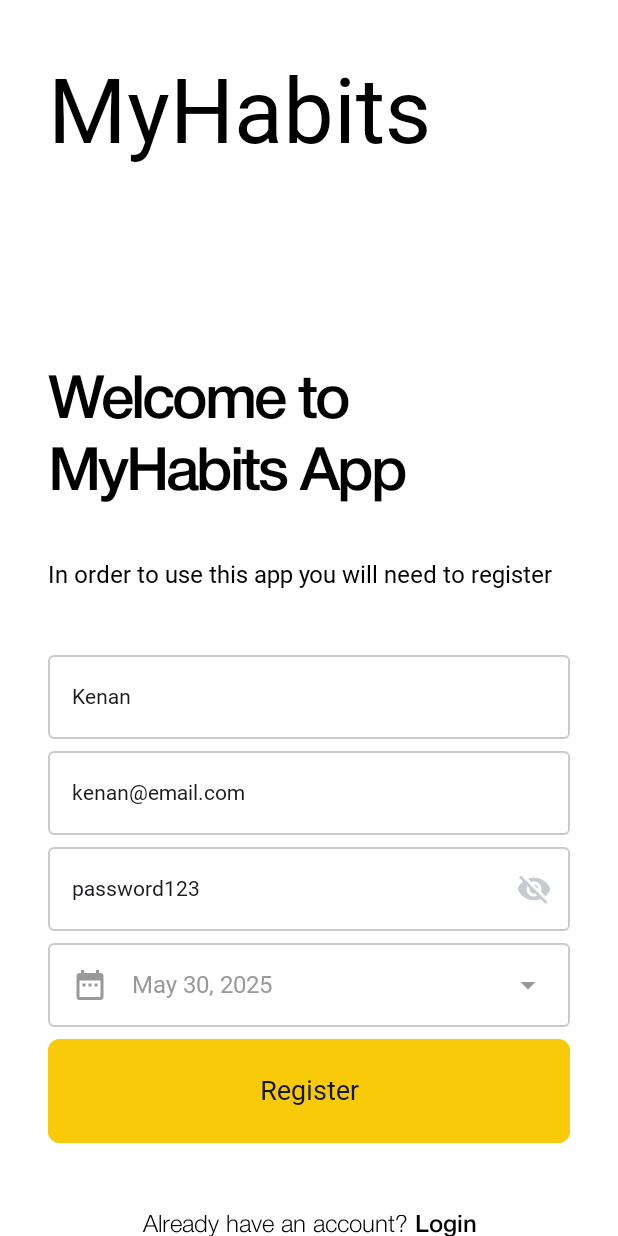
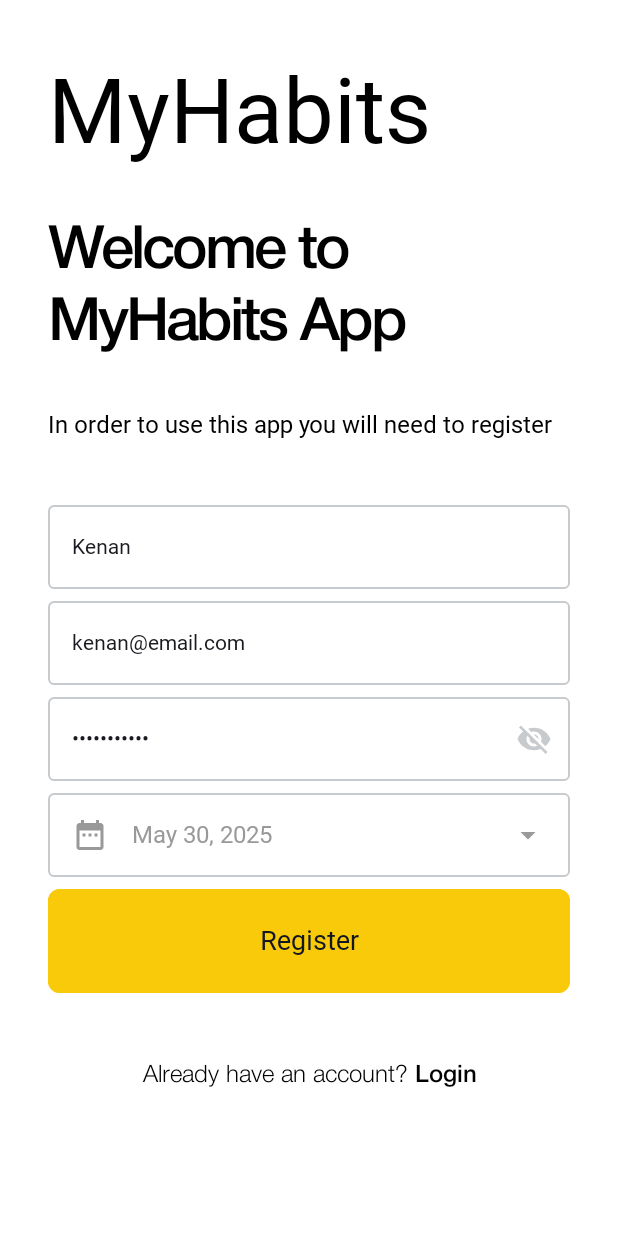
Before and after one commit to kenansultanic/android-habits-app, an Android app built with Jetpack Compose: the @Preview function RegisterScreenPreview, on a phone screen of 412 x 824 dp. Run offline under Robolectric (Android 15) with nearby library versions, the phone set to English and light mode, and no system bars; Roboto replaces fonts that are not available here.

Commit message:
Password field bug fix

```diff
--- a/app/src/main/java/ba/kenan/myhabits/presentation/ui/components/CustomTextField.kt
+++ b/app/src/main/java/ba/kenan/myhabits/presentation/ui/components/CustomTextField.kt
@@ -22,7 +22,9 @@ import androidx.compose.ui.Modifier
 import androidx.compose.ui.res.dimensionResource
 import androidx.compose.ui.res.stringResource
 import androidx.compose.ui.text.font.FontWeight
+import androidx.compose.ui.text.input.PasswordVisualTransformation
 import androidx.compose.ui.text.input.TextFieldValue
+import androidx.compose.ui.text.input.VisualTransformation
 import androidx.compose.ui.tooling.preview.Preview
 import ba.kenan.myhabits.R
 import ba.kenan.myhabits.presentation.ui.theme.MyHabitsAppTheme
@@ -77,6 +79,9 @@ fun CustomTextField(
                 }
             },
             onValueChange = onTextValueChange,
+            visualTransformation =
+                if (!password || passwordVisible) VisualTransformation.None
+                else PasswordVisualTransformation(),
             textStyle = MaterialTheme.typography.bodySmall,
             modifier = Modifier.fillMaxWidth()
         )
--- a/app/src/main/java/ba/kenan/myhabits/presentation/ui/screens/RegisterScreen.kt
+++ b/app/src/main/java/ba/kenan/myhabits/presentation/ui/screens/RegisterScreen.kt
@@ -115,7 +115,7 @@ private fun RegisterScreen(
                 fontSize = 60.sp
             )
         )
-        Spacer(modifier = Modifier.height(dimensionResource(R.dimen.spacing_xxlarge)))
+        Spacer(modifier = Modifier.height(dimensionResource(R.dimen.spacing_xxmedium)))
         Text(
             text = stringResource(R.string.welcome),
             style = MaterialTheme.typography.titleLarge
```
